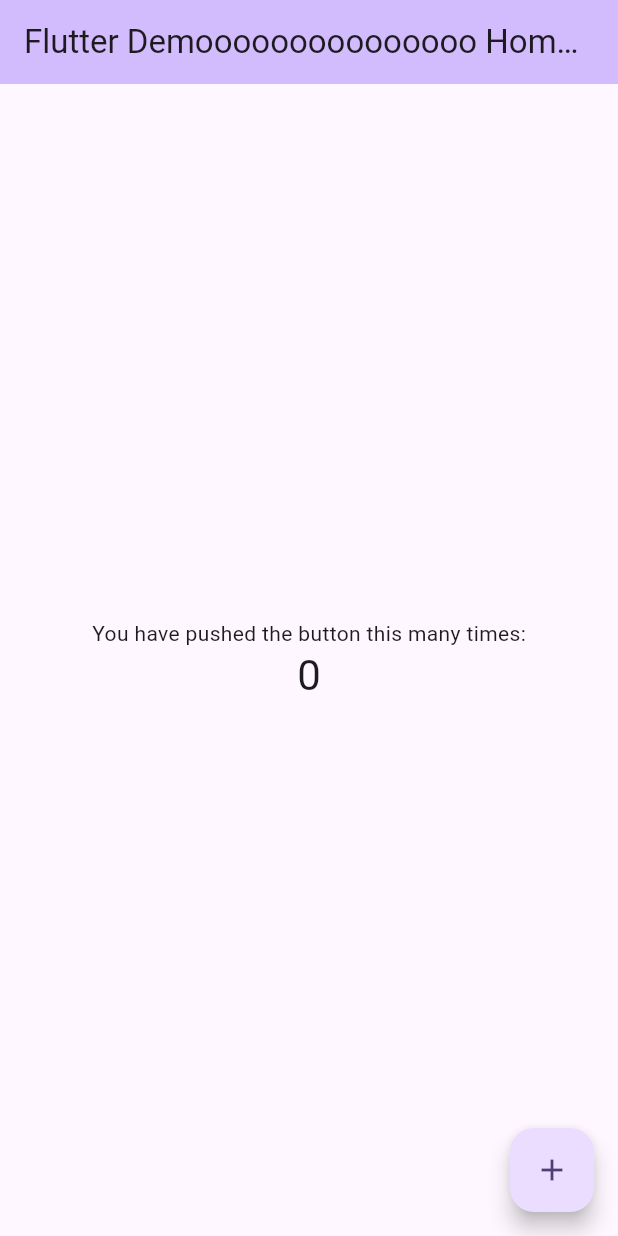
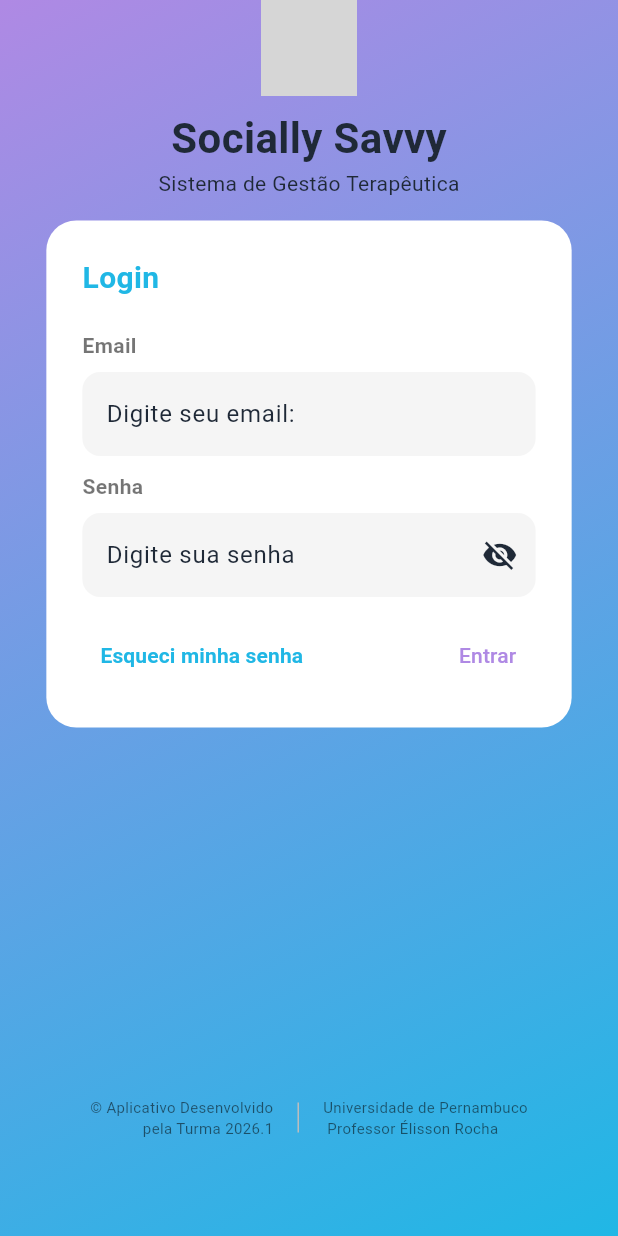
Before and after one commit to Kaickpl/Sistema_espectrum_savvy_front, a Flutter app: the screen it shows after launch, on a phone screen of 412 x 824 dp. Run offline on Flutter 3.47's test engine with Material 3 defaults, Android fonts, the phone set to English and light mode, and no system bars; grey boxes are pictures that could not be loaded.

Commit message:
Iniciando pagina de login e widgets

```diff
--- /dev/null
+++ b/lib/Config/tema_claro.dart
@@ -0,0 +1,19 @@
+import 'package:flutter/material.dart';
+
+class tema_claro{
+  static final ThemeData tema = ThemeData(
+    colorScheme: ColorScheme(
+      brightness: Brightness.light,
+      primary: Color(0xFFAF89E4),
+      onPrimary: Colors.black54,
+      secondary: Color(0xFF20B7E5),
+      onSecondary: Colors.white,
+      tertiary: Color(0xFF8B5CF6),
+      onTertiary: Colors.white,
+      error: Color(0xFFE53935),
+      onError: Colors.white,
+      surface: Color(0xFFF4F5FB),
+      onSurface: Color(0xFF1F2937),
+    ),
+  );
+}
--- /dev/null
+++ b/lib/Config/tema_escuro.dart
@@ -0,0 +1,20 @@
+import 'package:flutter/material.dart';
+
+class tema_escuro{
+  static final ThemeData tema = ThemeData(
+      colorScheme: ColorScheme(
+        brightness: Brightness.dark,
+        primary: Color(0xFF8B7CFF),
+        onPrimary: Colors.white,
+        secondary: Color(0xFF3CC7F5),
+        onSecondary: Colors.black,
+        tertiary: Color(0xFFB197FC),
+        onTertiary: Colors.black,
+        error: Color(0xFFEF5350),
+        onError: Colors.white,
+        surface: Color(0xFF121826),
+        onSurface: Color(0xFFF9FAFB),
+      ),
+  );
+
+}
--- /dev/null
+++ b/lib/View/Pages/pagina_inicial.dart
@@ -0,0 +1,196 @@
+import 'package:espectrum_front/View/Pages/trocar_senha.dart';
+import 'package:flutter/material.dart';
+
+import '../Widgets/fundo_tela.dart';
+import '../Widgets/logo_container.dart';
+import '../Widgets/roda_pe.dart';
+
+class PaginaInicial extends StatefulWidget {
+  const PaginaInicial({super.key});
+
+  @override
+  State<PaginaInicial> createState() => _PaginaInicialState();
+}
+
+class _PaginaInicialState extends State<PaginaInicial> {
+  final _formKey = GlobalKey<FormState>();
+  bool obscureText = true;
+
+  @override
+  Widget build(BuildContext context) {
+    return Scaffold(
+      body: FundoTela(
+        child: SafeArea(
+          bottom: false,
+          child: SingleChildScrollView(
+            child: Padding(
+              padding: EdgeInsets.only(
+                bottom: MediaQuery.of(context).viewInsets.bottom,
+              ),
+              child: Center(
+                child: Column(
+                  mainAxisSize: MainAxisSize.min,
+                  children: [
+                    LogoContainer(
+                      nomePage: "Sistema de Gestão Terapêutica",
+                    ),
+
+                    SizedBox(height: 15),
+
+                    Container(
+                      width: MediaQuery.of(context).size.width * 0.85,
+                      decoration: BoxDecoration(
+                        color: Colors.white,
+                        borderRadius: BorderRadius.circular(20),
+                      ),
+                      child: Padding(
+                        padding: EdgeInsets.all(24),
+                        child: Form(
+                          key: _formKey,
+                          child: Column(
+                            crossAxisAlignment: CrossAxisAlignment.start,
+                            children: [
+                              Text(
+                                "Login",
+                                style: TextStyle(
+                                  fontSize: 20,
+                                  fontWeight: FontWeight.bold,
+                                  color: Theme.of(context)
+                                      .colorScheme
+                                      .secondary,
+                                ),
+                              ),
+
+                              SizedBox(height: 20),
+
+                              Text(
+                                "Email",
+                                style: TextStyle(
+                                  fontWeight: FontWeight.w600,
+                                  color: Theme.of(context)
+                                      .colorScheme
+                                      .onPrimary,
+                                ),
+                              ),
+
+                              SizedBox(height: 8),
+
+                              TextFormField(
+                                decoration: InputDecoration(
+                                  hintText: "Digite seu email:",
+                                  filled: true,
+                                  fillColor: Colors.grey.shade100,
+                                  border: OutlineInputBorder(
+                                    borderRadius: BorderRadius.circular(12),
+                                    borderSide: BorderSide.none,
+                                  ),
+                                ),
+                                validator: (value) {
+                                  if (value == null || value.isEmpty) {
+                                    return "Digite seu email";
+                                  }
+                                  if (!value.contains("@")) {
+                                    return "Email inválido";
+                                  }
+                                  return null;
+                                },
+                              ),
+
+                              SizedBox(height: 10),
+
+                              Text(
+                                "Senha",
+                                style: TextStyle(
+                                  fontSize: 14,
+                                  fontWeight: FontWeight.bold,
+                                  color: Theme.of(context)
+                                      .colorScheme
+                                      .onPrimary,
+                                ),
+                              ),
+
+                              SizedBox(height: 8),
+
+                              TextFormField(
+                                obscureText: obscureText,
+                                decoration: InputDecoration(
+                                  hintText: "Digite sua senha",
+                                  filled: true,
+                                  fillColor: Color(0xFFF5F5F5),
+                                  suffixIcon: IconButton(
+                                    onPressed: () {
+                                      setState(() {
+                                        obscureText = !obscureText;
+                                      });
+                                    },
+                                    icon: Icon(
+                                      obscureText
+                                          ? Icons.visibility_off
+                                          : Icons.visibility,
+                                    ),
+                                  ),
+                                  border: OutlineInputBorder(
+                                    borderRadius: BorderRadius.circular(12),
+                                    borderSide: BorderSide.none,
+                                  ),
+                                ),
+                                validator: (valueSenha) {
+                                  if (valueSenha == null ||
+                                      valueSenha.isEmpty) {
+                                    return "Digite sua senha";
+                                  }
+                                  if (valueSenha.length < 6) {
+                                    return "Login ou senha estão errados";
+                                  }
+                                  return null;
+                                },
+                              ),
+
+                              SizedBox(height: 15),
+
+                              Row(
+                                mainAxisAlignment:
+                                MainAxisAlignment.spaceBetween,
+                                children: [
+                                  TextButton(
+                                    onPressed: () {
+                                      Navigator.push(context, MaterialPageRoute(builder: (context) => const TrocarSenha(),
+                                      ),
+                                      );
+                                    },
+                                    child: Text(
+                                      "Esqueci minha senha",
+                                      style: TextStyle(
+                                        fontWeight: FontWeight.bold,
+                                        color: Theme.of(context)
+                                            .colorScheme
+                                            .secondary,
+                                      ),
+                                    ),
+                                  ),
+                                  SizedBox(height: 20),
+                                  TextButton(
+                                    onPressed: (){},
+                                    child: Text("Entrar"),
+                                  )
+                                ],
+                              ),
+                            ],
+                          ),
+                        ),
+                      ),
+                    ),
+
+                    SizedBox(height: 230),
+
+                    RodaPe(),
+                  ],
+                ),
+              ),
+            ),
+          ),
+        ),
+      ),
+      );
+  }
+}
--- /dev/null
+++ b/lib/View/Pages/trocar_senha.dart
@@ -0,0 +1,19 @@
+import 'package:espectrum_front/View/Widgets/fundo_tela.dart';
+import 'package:flutter/material.dart';
+
+class TrocarSenha extends StatelessWidget {
+  const TrocarSenha({super.key});
+
+  @override
+  Widget build(BuildContext context) {
+    return Scaffold(
+      body: FundoTela(
+        child: SafeArea(
+            child: SingleChildScrollView(
+
+            )
+        ),
+      ),
+    );
+  }
+}
--- /dev/null
+++ b/lib/View/Widgets/fundo_tela.dart
@@ -0,0 +1,26 @@
+import 'package:flutter/material.dart';
+
+class FundoTela extends StatelessWidget {
+  final Widget child;
+
+  const FundoTela({super.key, required this.child});
+
+  @override
+  Widget build(BuildContext context) {
+    return Container(
+      width: double.infinity,
+      height: double.infinity,
+      decoration: BoxDecoration(
+        gradient: LinearGradient(
+          begin: Alignment.topLeft,
+          end: Alignment.bottomRight,
+          colors: [
+            Theme.of(context).colorScheme.primary,
+            Theme.of(context).colorScheme.secondary,
+          ],
+        ),
+      ),
+      child: child,
+    );
+  }
+}
--- /dev/null
+++ b/lib/View/Widgets/logo_container.dart
@@ -0,0 +1,27 @@
+import 'package:flutter/cupertino.dart';
+import 'package:flutter/material.dart';
+
+class LogoContainer extends StatelessWidget {
+  const LogoContainer({super.key, required this.nomePage});
+
+  final String nomePage;
+
+  @override
+  Widget build(BuildContext context) {
+    return Column(
+      children: [
+        Container(
+          width: 64,
+          height: 64,
+          child: Image.asset("images/Logo.png.png",),
+        ),
+        SizedBox(height: 8),
+        Text(
+          "Socially Savvy",
+          style: TextStyle(fontSize: 28, fontWeight: FontWeight.bold),
+        ),
+        Text(nomePage),
+      ],
+    );
+  }
+}
--- /dev/null
+++ b/lib/View/Widgets/roda_pe.dart
@@ -0,0 +1,34 @@
+import 'package:flutter/material.dart';
+
+class RodaPe extends StatelessWidget {
+  const RodaPe({super.key});
+
+  @override
+  Widget build(BuildContext context) {
+    return Container(
+      padding: EdgeInsets.all(16),
+      child: Row(
+        mainAxisAlignment: MainAxisAlignment.center,
+        children: [
+          Text(
+            '© Aplicativo Desenvolvido \n pela Turma 2026.1',
+            style: TextStyle(fontSize: 10, color: Theme.of(context).colorScheme.onPrimary),
+            textAlign: TextAlign.right,
+          ),
+          Container(
+            margin: EdgeInsets.symmetric(horizontal: 16),
+            height: 20,
+            width: 1,
+            color: Colors.grey[400],
+            alignment: Alignment.center,
+          ),
+          Text(
+            'Universidade de Pernambuco \n Professor Élisson Rocha',
+            style: TextStyle(fontSize: 10,color: Theme.of(context).colorScheme.onPrimary),
+            textAlign: TextAlign.left,
+          ),
+        ],
+      ),
+    );
+  }
+}
--- a/lib/main.dart
+++ b/lib/main.dart
@@ -1,122 +1,20 @@
+import 'package:espectrum_front/Config/tema_claro.dart';
+import 'package:espectrum_front/View/Pages/pagina_inicial.dart';
+import 'package:flutter/cupertino.dart';
 import 'package:flutter/material.dart';
 
-void main() {
+void main () {
   runApp(const MyApp());
 }
 
-class MyApp extends StatelessWidget {
-  const MyApp({super.key});
-
-  // This widget is the root of your application.
-  @override
+  class MyApp extends StatelessWidget{
+    const MyApp({super.key});
+    @override
   Widget build(BuildContext context) {
-    return MaterialApp(
-      title: 'Flutter Demooooooooooooooooooo',
-      theme: ThemeData(
-        // This is the theme of your application.
-        //
-        // TRY THIS: Try running your application with "flutter run". You'll see
-        // the application has a purple toolbar. Then, without quitting the app,
-        // try changing the seedColor in the colorScheme below to Colors.green
-        // and then invoke "hot reload" (save your changes or press the "hot
-        // reload" button in a Flutter-supported IDE, or press "r" if you used
-        // the command line to start the app).
-        //
-        // Notice that the counter didn't reset back to zero; the application
-        // state is not lost during the reload. To reset the state, use hot
-        // restart instead.
-        //
-        // This works for code too, not just values: Most code changes can be
-        // tested with just a hot reload.
-        colorScheme: .fromSeed(seedColor: Colors.deepPurple),
-      ),
-      home: const MyHomePage(title: 'Flutter Demooooooooooooooo Home Page'),
-    );
-  }
+      return MaterialApp(
+        title: "Espectrum Savvy" ,
+        theme: tema_claro.tema,
+        home: PaginaInicial(),
+      );
+    }
 }
-
-class MyHomePage extends StatefulWidget {
-  const MyHomePage({super.key, required this.title});
-
-  // This widget is the home page of your application. It is stateful, meaning
-  // that it has a State object (defined below) that contains fields that affect
-  // how it looks.
-
-  // This class is the configuration for the state. It holds the values (in this
-  // case the title) provided by the parent (in this case the App widget) and
-  // used by the build method of the State. Fields in a Widget subclass are
-  // always marked "final".
-
-  final String title;
-
-  @override
-  State<MyHomePage> createState() => _MyHomePageState();
-}
-
-class _MyHomePageState extends State<MyHomePage> {
-  int _counter = 0;
-
-  void _incrementCounter() {
-    setState(() {
-      // This call to setState tells the Flutter framework that something has
-      // changed in this State, which causes it to rerun the build method below
-      // so that the display can reflect the updated values. If we changed
-      // _counter without calling setState(), then the build method would not be
-      // called again, and so nothing would appear to happen.
-      _counter++;
-    });
-  }
-
-  @override
-  Widget build(BuildContext context) {
-    // This method is rerun every time setState is called, for instance as done
-    // by the _incrementCounter method above.
-    //
-    // The Flutter framework has been optimized to make rerunning build methods
-    // fast, so that you can just rebuild anything that needs updating rather
-    // than having to individually change instances of widgets.
-    return Scaffold(
-      appBar: AppBar(
-        // TRY THIS: Try changing the color here to a specific color (to
-        // Colors.amber, perhaps?) and trigger a hot reload to see the AppBar
-        // change color while the other colors stay the same.
-        backgroundColor: Theme.of(context).colorScheme.inversePrimary,
-        // Here we take the value from the MyHomePage object that was created by
-        // the App.build method, and use it to set our appbar title.
-        title: Text(widget.title),
-      ),
-      body: Center(
-        // Center is a layout widget. It takes a single child and positions it
-        // in the middle of the parent.
-        child: Column(
-          // Column is also a layout widget. It takes a list of children and
-          // arranges them vertically. By default, it sizes itself to fit its
-          // children horizontally, and tries to be as tall as its parent.
-          //
-          // Column has various properties to control how it sizes itself and
-          // how it positions its children. Here we use mainAxisAlignment to
-          // center the children vertically; the main axis here is the vertical
-          // axis because Columns are vertical (the cross axis would be
-          // horizontal).
-          //
-          // TRY THIS: Invoke "debug painting" (choose the "Toggle Debug Paint"
-          // action in the IDE, or press "p" in the console), to see the
-          // wireframe for each widget.
-          mainAxisAlignment: .center,
-          children: [
-            const Text('You have pushed the button this many times:'),
-            Text(
-              '$_counter',
-              style: Theme.of(context).textTheme.headlineMedium,
-            ),
-          ],
-        ),
-      ),
-      floatingActionButton: FloatingActionButton(
-        onPressed: _incrementCounter,
-        tooltip: 'Increment',
-        child: const Icon(Icons.add),
-      ),
-    );
-  }
-}
--- a/pubspec.yaml
+++ b/pubspec.yaml
@@ -56,6 +56,8 @@
   # included with your application, so that you can use the icons in
   # the material Icons class.
   uses-material-design: true
+  assets:
+    - assets/
 
   # To add assets to your application, add an assets section, like this:
   # assets:
```
Also changed, not shown: assets/Images/Logo.png.png (added).
